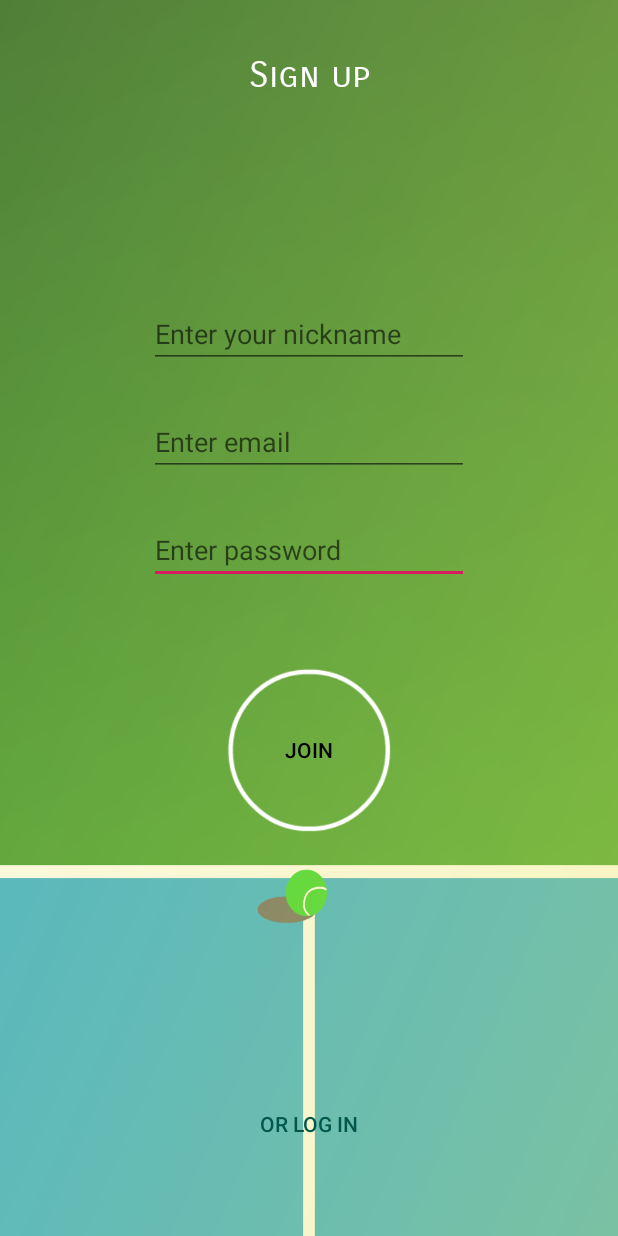
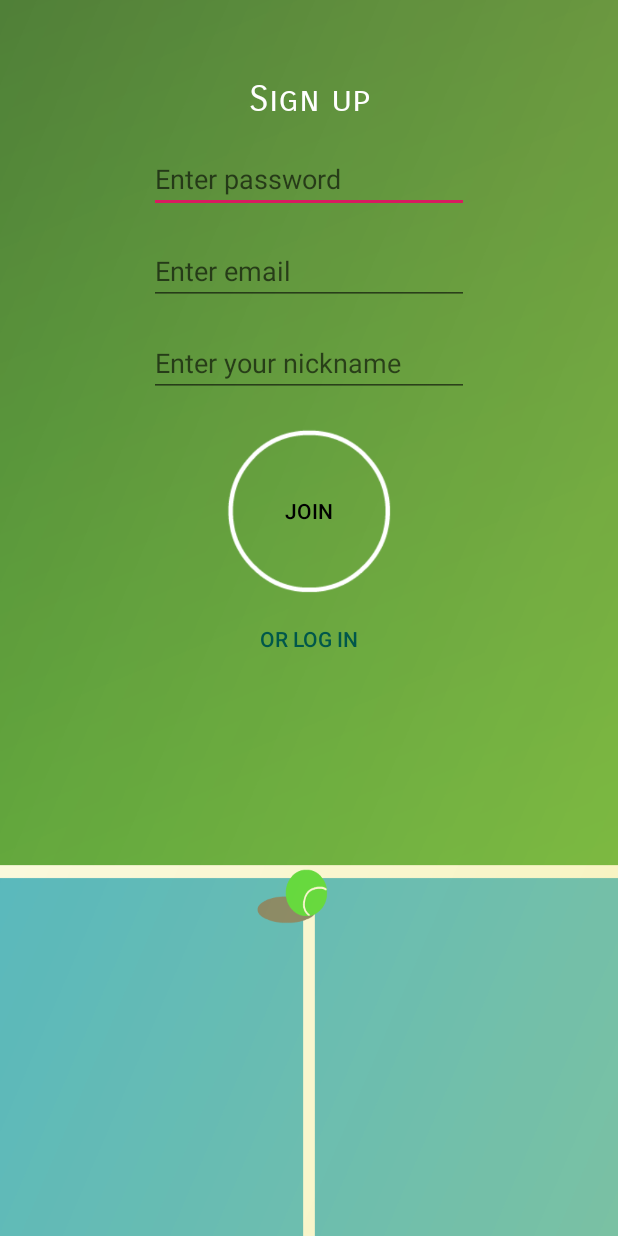
Before and after one commit to LJerk/AndroidProject, an Android app: the layout fragment_registration.xml on its own in the app's theme, with its tools: preview values and no code run, on a phone screen of 412 x 824 dp. Run offline under Robolectric (Android 15) with nearby library versions, the phone set to English and light mode, and no system bars.

Commit message:
fix come bags

```diff
--- a/app/src/main/AndroidManifest.xml
+++ b/app/src/main/AndroidManifest.xml
@@ -1,6 +1,7 @@
 <?xml version="1.0" encoding="utf-8"?>
 <manifest xmlns:android="http://schemas.android.com/apk/res/android"
     xmlns:dist="http://schemas.android.com/apk/distribution"
+    xmlns:tools="http://schemas.android.com/tools"
     package="bird.translator.tennisonline">
 
     <dist:module dist:instant="true" />
@@ -11,7 +12,8 @@
         android:label="@string/app_name"
         android:roundIcon="@mipmap/ic_launcher_round"
         android:supportsRtl="true"
-        android:theme="@style/AppTheme">
+        android:theme="@style/AppTheme"
+        tools:ignore="GoogleAppIndexingWarning">
         <activity android:name=".MainActivity">
             <intent-filter>
                 <action android:name="android.intent.action.MAIN" />
--- /dev/null
+++ b/app/src/main/java/bird/translator/tennisonline/presentation/authorization/AuthorizationFragment.kt
@@ -0,0 +1,4 @@
+package bird.translator.tennisonline.presentation.authorization
+
+class AuthorizationFragment {
+}
--- a/app/src/main/java/bird/translator/tennisonline/presentation/registration/RegistrationFragment.kt
+++ b/app/src/main/java/bird/translator/tennisonline/presentation/registration/RegistrationFragment.kt
@@ -15,8 +15,6 @@ class RegistrationFragment : MvpAppCompatFragment(), IRegistrationView {
     @InjectPresenter
     lateinit var presenter: RegistrationPresenter
 
-//    @ProvidePresenter // Реализация для Dagger
-//    fun providePresenter() = RegistrationPresenter()
 
     override fun onCreateView(
         inflater: LayoutInflater,
@@ -30,11 +28,12 @@ class RegistrationFragment : MvpAppCompatFragment(), IRegistrationView {
         super.onViewCreated(view, savedInstanceState)
 
         btnLogin.setOnClickListener {
-            presenter.registration("${etLogin.text}", "${etPassword.text}")
+            presenter.registration("${etLogin.text}", "${etPassword.text}","${etMail.text}")
         }
     }
 
     override fun showError(message: String) {
         Toast.makeText(context, message, Toast.LENGTH_LONG).show()
     }
+
 }
--- a/app/src/main/java/bird/translator/tennisonline/presentation/registration/RegistratonPresenter.kt
+++ b/app/src/main/java/bird/translator/tennisonline/presentation/registration/RegistratonPresenter.kt
@@ -10,7 +10,7 @@ class RegistrationPresenter : MvpPresenter<IRegistrationView>() {
     //    @Inject
     var userRepository: UserRepository = UserRepository()
 
-    fun registration(login: String, pass: String) {
+    fun registration(login: String, pass: String, mail: String) {
 
         // показать диалог блокировки
 
@@ -23,6 +23,6 @@ class RegistrationPresenter : MvpPresenter<IRegistrationView>() {
             // иначе показываем сообщение об ошибки
             viewState.showError(it)
 
-        }, login, pass)
+        }, login, pass, mail)
     }
 }
--- a/app/src/main/java/bird/translator/tennisonline/repositories/UserRepository.kt
+++ b/app/src/main/java/bird/translator/tennisonline/repositories/UserRepository.kt
@@ -2,7 +2,7 @@ package bird.translator.tennisonline.repositories
 
 class UserRepository {
 
-    fun registration(subscriber: (String) -> Unit, login: String, pass: String) {
-        subscriber.invoke("$login : $pass")
+    fun registration(subscriber: (String) -> Unit, login: String, pass: String, mail: String) {
+        subscriber.invoke("$login : $pass : $mail")
     }
 }
--- a/app/src/main/res/layout/fragment_registration.xml
+++ b/app/src/main/res/layout/fragment_registration.xml
@@ -1,78 +1,70 @@
 <?xml version="1.0" encoding="utf-8"?>
-<androidx.constraintlayout.widget.ConstraintLayout xmlns:android="http://schemas.android.com/apk/res/android"
-    xmlns:app="http://schemas.android.com/apk/res-auto"
-    android:orientation="vertical" android:layout_width="match_parent"
+<FrameLayout
+    xmlns:android="http://schemas.android.com/apk/res/android"
+    android:layout_width="match_parent"
     android:layout_height="match_parent"
     android:background="@drawable/anotherback">
 
+    <LinearLayout
+        android:layout_width="match_parent"
+        android:layout_height="wrap_content"
+        android:orientation="vertical"
+        android:padding="@dimen/padding_16dp"
+        android:gravity="center">
+
     <TextView
         android:id="@+id/helloWords"
-        android:layout_width="wrap_content"
+        android:layout_width="match_parent"
         android:layout_height="wrap_content"
         android:layout_marginTop="35dp"
         android:fontFamily="sans-serif-smallcaps"
         android:text="@string/SingUp"
         android:textColor="@android:color/background_light"
         android:textSize="24sp"
-        app:layout_constraintLeft_toLeftOf="parent"
-        app:layout_constraintRight_toRightOf="parent"
-        app:layout_constraintTop_toTopOf="parent" />
+        android:gravity="center"/>
 
     <EditText
         android:id="@+id/etPassword"
         android:layout_width="wrap_content"
         android:layout_height="wrap_content"
-        android:layout_marginTop="344dp"
+        android:layout_marginTop="@dimen/padding_16dp"
         android:ems="10"
         android:hint="@string/EnterPass"
         android:importantForAutofill="no"
         android:inputType="textPassword"
-        android:textColor="@android:color/background_light"
-        app:layout_constraintLeft_toLeftOf="parent"
-        app:layout_constraintRight_toRightOf="parent"
-        app:layout_constraintTop_toTopOf="parent" />
+        android:textColor="@android:color/background_light" />
 
     <EditText
-        android:id="@+id/editText5"
+        android:id="@+id/etMail"
         android:layout_width="wrap_content"
         android:layout_height="wrap_content"
-        android:layout_marginTop="272dp"
+        android:layout_marginTop="@dimen/padding_16dp"
         android:ems="10"
         android:hint="@string/EnterMail"
         android:importantForAutofill="no"
         android:inputType="textEmailAddress"
-        android:textColor="@android:color/background_light"
-        app:layout_constraintLeft_toLeftOf="parent"
-        app:layout_constraintRight_toRightOf="parent"
-        app:layout_constraintTop_toTopOf="parent" />
+        android:textColor="@android:color/background_light" />
 
     <EditText
         android:id="@+id/etLogin"
         android:layout_width="wrap_content"
         android:layout_height="wrap_content"
-        android:layout_marginTop="200dp"
+        android:layout_marginTop="@dimen/padding_16dp"
         android:ems="10"
         android:hint="@string/EnterLogin"
         android:importantForAutofill="no"
         android:inputType="phone"
-        android:textColor="@android:color/background_light"
-        app:layout_constraintLeft_toLeftOf="parent"
-        app:layout_constraintRight_toRightOf="parent"
-        app:layout_constraintTop_toTopOf="parent" />
+        android:textColor="@android:color/background_light" />
 
     <Button
         android:id="@+id/btnLogin"
         style="?android:attr/borderlessButtonStyle"
         android:layout_width="120dp"
         android:layout_height="120dp"
-        android:layout_marginTop="175dp"
+        android:layout_marginTop="@dimen/padding_16dp"
         android:background="@drawable/spherebutton"
         android:text="@string/Join"
-        android:textColor="@android:color/black"
-        app:layout_constraintBottom_toBottomOf="parent"
-        app:layout_constraintLeft_toLeftOf="parent"
-        app:layout_constraintRight_toRightOf="parent"
-        app:layout_constraintTop_toTopOf="parent" />
+        android:textColor="@android:color/black" />
 
     <Button
         android:id="@+id/btnAuth"
@@ -81,8 +73,6 @@
         android:layout_height="50dp"
         android:layout_marginBottom="50dp"
         android:text="@string/orLogIn"
-        android:textColor="@color/colorPrimaryDark"
-        app:layout_constraintBottom_toBottomOf="parent"
-        app:layout_constraintLeft_toLeftOf="parent"
-        app:layout_constraintRight_toRightOf="parent" />
-</androidx.constraintlayout.widget.ConstraintLayout>
+        android:textColor="@color/colorPrimaryDark" />
+    </LinearLayout>
+</FrameLayout>
--- /dev/null
+++ b/app/src/main/res/values/dimens.xml
@@ -0,0 +1,5 @@
+<?xml version="1.0" encoding="utf-8"?>
+<resources>
+    <dimen name="et_margin_8dp">8dp</dimen>
+    <dimen name="padding_16dp">16dp</dimen>
+</resources>
```
Also changed, not shown: app/src/main/res/layout/activity_main.xml (+2 -20 lines).
